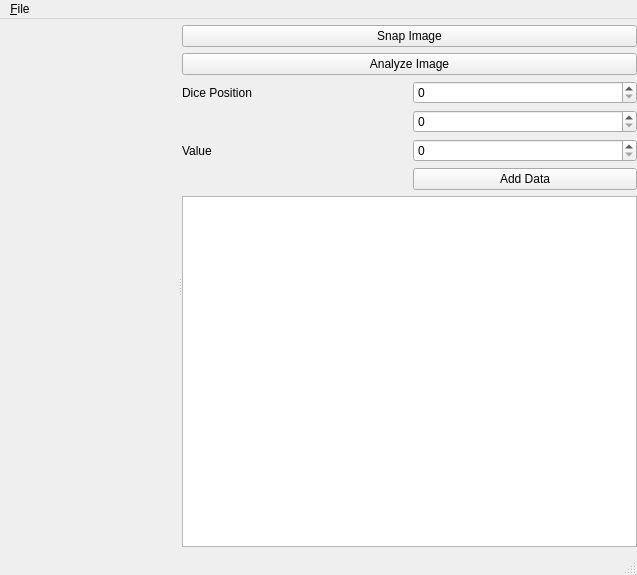
Old version of the form main_window.ui in the repository Azador/dice.
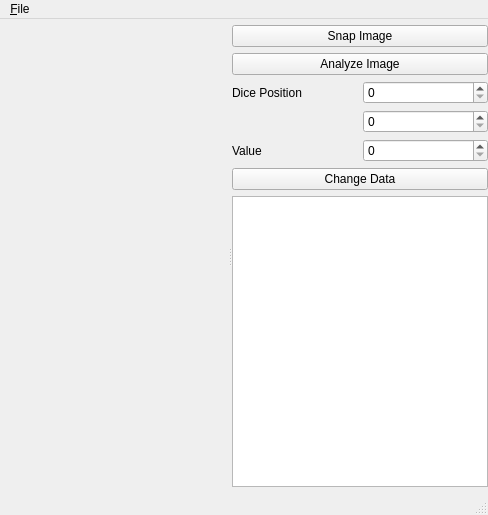
New version of the form.

Commit message: Display dice position.

Diff of the .ui file:
```diff
--- a/main_window.ui
+++ b/main_window.ui
@@ -6,8 +6,8 @@
    <rect>
     <x>0</x>
     <y>0</y>
-    <width>637</width>
-    <height>575</height>
+    <width>488</width>
+    <height>515</height>
    </rect>
   </property>
   <property name="windowTitle">
@@ -35,7 +35,14 @@
       <property name="handleWidth">
        <number>4</number>
       </property>
-      <widget class="QWidget" name="image_container_w" native="true"/>
+      <widget class="QWidget" name="image_container_w" native="true">
+       <property name="sizePolicy">
+        <sizepolicy hsizetype="MinimumExpanding" vsizetype="Preferred">
+         <horstretch>1</horstretch>
+         <verstretch>0</verstretch>
+        </sizepolicy>
+       </property>
+      </widget>
       <widget class="QWidget" name="layoutWidget">
        <layout class="QGridLayout" name="gridLayout">
         <property name="topMargin">
@@ -106,10 +113,10 @@
           </property>
          </widget>
         </item>
-        <item row="5" column="1">
-         <widget class="QPushButton" name="add_data_btn">
+        <item row="5" column="0" colspan="2">
+         <widget class="QPushButton" name="change_data_btn">
           <property name="text">
-           <string>Add Data</string>
+           <string>Change Data</string>
           </property>
          </widget>
         </item>
@@ -124,7 +131,7 @@
     <rect>
      <x>0</x>
      <y>0</y>
-     <width>637</width>
+     <width>488</width>
      <height>29</height>
     </rect>
    </property>
```
The commit also changes 1 other file.
